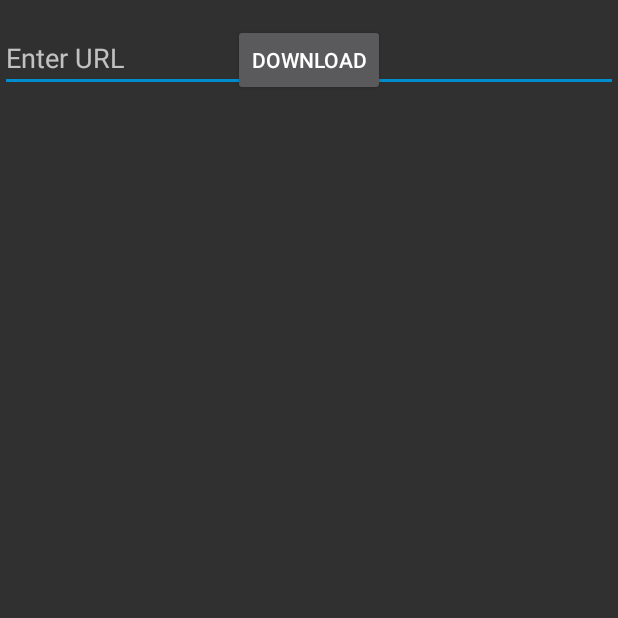
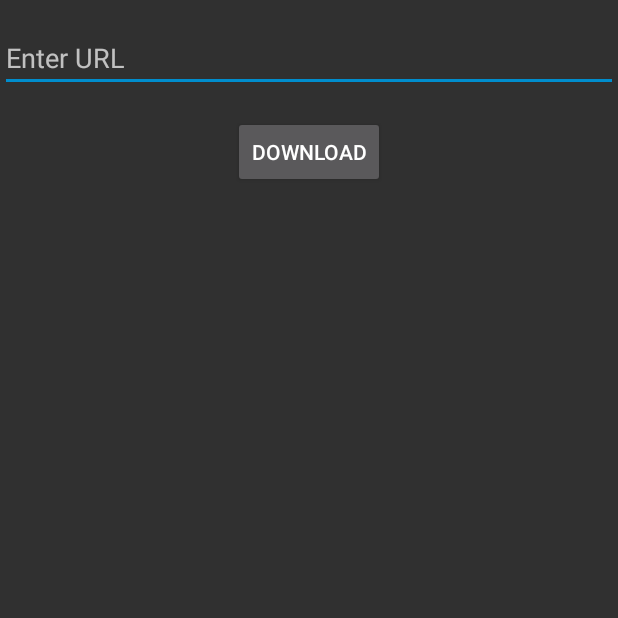
Before and after one commit to Rock26soft/RockChannels, an Android app: the screen it shows after launch (MainActivity), on a phone screen of 412 x 824 dp, the top half of it. Run offline under Robolectric (Android 15) with nearby library versions, the phone set to English and light mode, and no system bars; libraries missing offline, so code that uses them is left out: com.yausername.youtubedl_android; 2 statements that could not run were skipped.

Commit message:
Add files via upload

```diff
--- a/app/src/main/res/layout/activity_main.xml
+++ b/app/src/main/res/layout/activity_main.xml
@@ -18,7 +18,7 @@
         android:layout_width="wrap_content"
         android:layout_height="wrap_content"
         android:text="Download"
-        android:layout_below="@id/urlEditText"
+        android:layout_below="@id/ed1"
         android:layout_centerHorizontal="true"
         android:layout_marginTop="16dp" />
 
@@ -27,7 +27,7 @@
         android:layout_width="wrap_content"
         android:layout_height="wrap_content"
         android:text=""
-        android:layout_below="@id/downloadButton"
+        android:layout_below="@id/btn"
         android:layout_centerHorizontal="true"
         android:layout_marginTop="16dp" />
 
```
